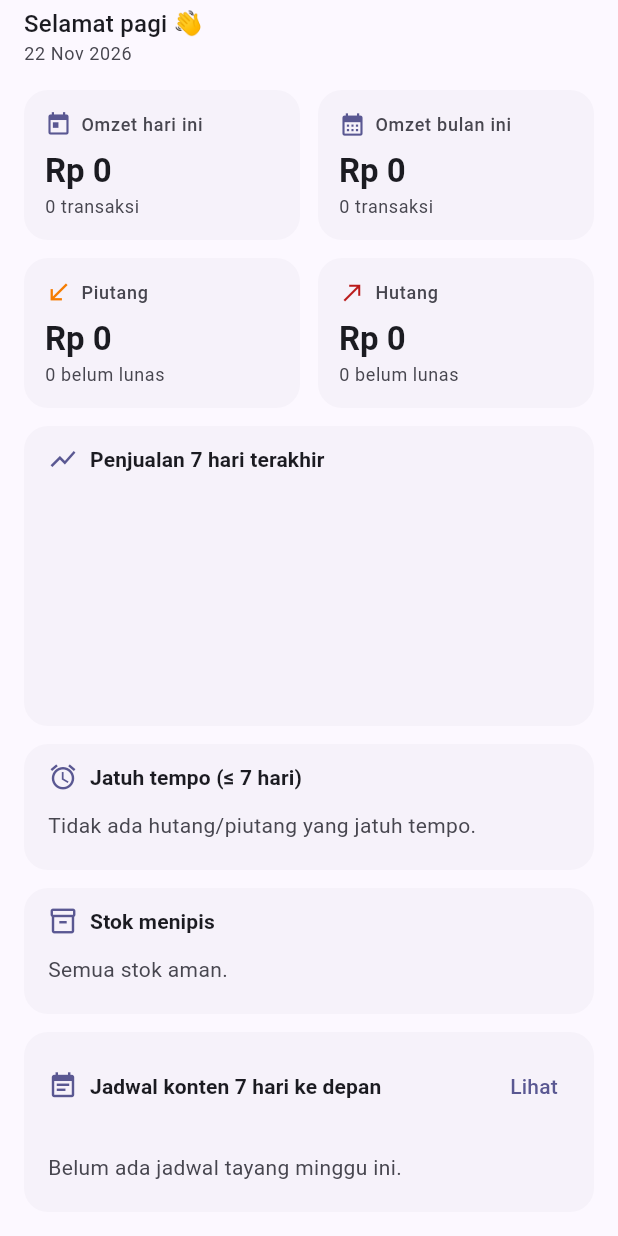
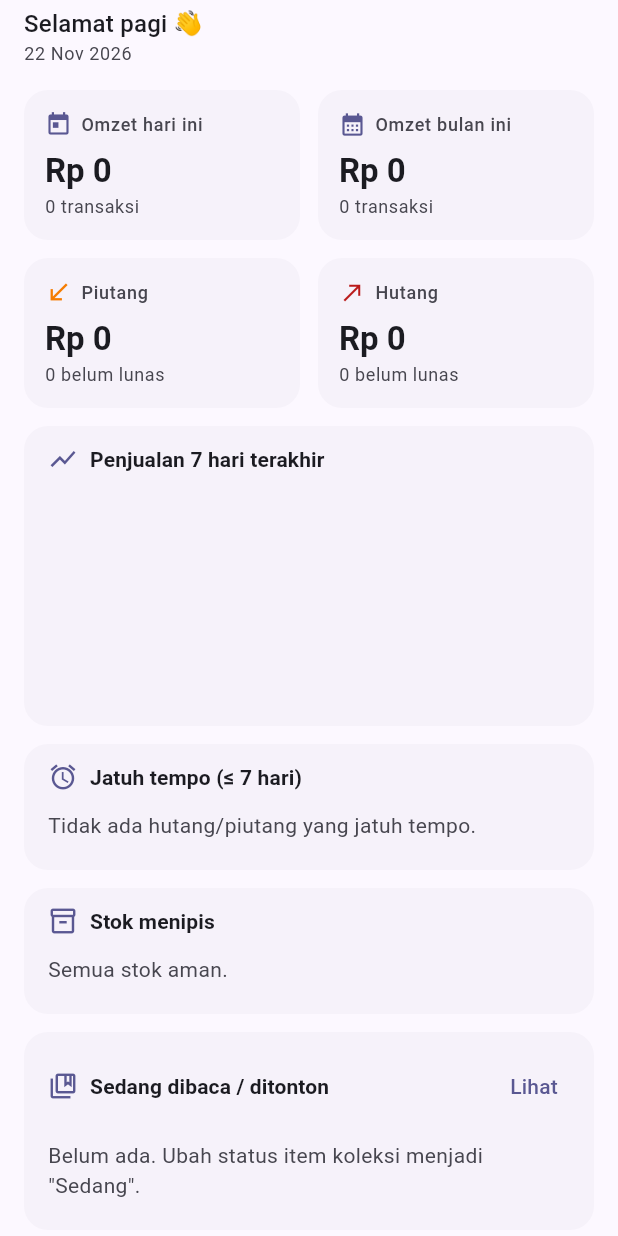
Before and after one commit to dutautama/Notifye, a Flutter app: the _DashboardBody widget shown alone on an empty page, opened directly with empty values, on a phone screen of 412 x 824 dp. Run offline on Flutter 3.47's test engine with Material 3 defaults, Android fonts, the phone set to English and light mode, and no system bars; our stand-ins replace cupertino_ui, drift, drift_flutter, file_picker, flutter_riverpod, flutter_secure_storage and 4 more; missing offline and left inert: mobile_scanner, print_bluetooth_thermal, receive_sharing_intent; accounts and stored records are empty; generated files the repository leaves out were written again; statements that could not run were skipped.

Commit message:
v1.3.0: Beranda ringkas (koleksi sedang berjalan, catatan terbaru) + dokumentasi
Co-Authored-By: Claude Opus 5.5 <noreply@anthropic.com>
Claude-Session: https://claude.ai/code/session_015GtFFYRHaxLVBRVhC4xtxg

```diff
--- a/lib/features/dashboard/dashboard_screen.dart
+++ b/lib/features/dashboard/dashboard_screen.dart
@@ -8,6 +8,8 @@ import '../../models/dashboard_summary.dart';
 import '../../providers/dashboard_provider.dart';
 import '../../services/whatsapp_service.dart';
 import '../../widgets/error_view.dart';
+import '../collection/collection_screen.dart';
+import '../notes/markdown_text.dart';
 import '../../widgets/mini_bar_chart.dart';
 import '../../widgets/section_card.dart';
 import '../../widgets/stat_card.dart';
@@ -164,6 +166,42 @@ class _DashboardBody extends StatelessWidget {
 
         // --- Konten -------------------------------------------------------
         SectionCard(
+          title: 'Sedang dibaca / ditonton',
+          icon: Icons.collections_bookmark_outlined,
+          trailing: TextButton(onPressed: () => context.go('/koleksi'), child: const Text('Lihat')),
+          child: s.inProgress.isEmpty
+              ? const EmptyHint('Belum ada. Ubah status item koleksi menjadi "Sedang".')
+              : Padding(
+                  padding: const EdgeInsets.symmetric(horizontal: 12),
+                  child: Column(children: [for (final w in s.inProgress) WatchlistItemCard(item: w, compact: true)]),
+                ),
+        ),
+        const SizedBox(height: 12),
+        SectionCard(
+          title: 'Catatan terbaru',
+          icon: Icons.sticky_note_2_outlined,
+          trailing: IconButton(
+            tooltip: 'Catatan baru',
+            icon: const Icon(Icons.add),
+            onPressed: () => context.push('/catatan/baru'),
+          ),
+          child: s.recentNotes.isEmpty
+              ? const EmptyHint('Belum ada catatan.')
+              : Column(children: [
+                  for (final n in s.recentNotes)
+                    ListTile(
+                      dense: true,
+                      leading: Icon(n.isPinned ? Icons.push_pin : Icons.notes, size: 20),
+                      title: Text(n.title.trim().isEmpty ? '(tanpa judul)' : n.title,
+                          maxLines: 1, overflow: TextOverflow.ellipsis),
+                      subtitle: Text(MarkdownText.preview(n.body, maxChars: 80),
+                          maxLines: 1, overflow: TextOverflow.ellipsis),
+                      onTap: () => context.push('/catatan/${n.id}'),
+                    ),
+                ]),
+        ),
+        const SizedBox(height: 12),
+        SectionCard(
           title: 'Jadwal konten 7 hari ke depan',
           icon: Icons.event_note,
           trailing: TextButton(onPressed: () => context.go('/konten'), child: const Text('Lihat')),
--- a/lib/models/dashboard_summary.dart
+++ b/lib/models/dashboard_summary.dart
@@ -19,6 +19,8 @@ class DashboardSummary {
     required this.lowStock,
     required this.upcomingSchedules,
     required this.contentStatusCounts,
+    this.recentNotes = const [],
+    this.inProgress = const [],
   });
 
   final DateTime today;
@@ -42,6 +44,10 @@ class DashboardSummary {
 
   /// {'ide': 3, 'produksi': 1, 'review': 0, 'publish': 5}
   final Map<String, int> contentStatusCounts;
+
+  /// Catatan terbaru (sematan dulu) & item koleksi yang sedang dibaca/ditonton.
+  final List<Note> recentNotes;
+  final List<WatchlistItem> inProgress;
 }
 
 class DailySales {
--- a/lib/providers/dashboard_provider.dart
+++ b/lib/providers/dashboard_provider.dart
@@ -10,6 +10,8 @@ final dashboardServiceProvider = Provider<DashboardService>(
     hutang: ref.watch(hutangRepositoryProvider),
     produk: ref.watch(produkRepositoryProvider),
     konten: ref.watch(kontenRepositoryProvider),
+    catatan: ref.watch(catatanRepositoryProvider),
+    koleksi: ref.watch(koleksiRepositoryProvider),
   ),
 );
 
--- a/lib/services/dashboard_service.dart
+++ b/lib/services/dashboard_service.dart
@@ -1,4 +1,6 @@
+import '../data/repositories/catatan_repository.dart';
 import '../data/repositories/hutang_repository.dart';
+import '../data/repositories/koleksi_repository.dart';
 import '../data/repositories/konten_repository.dart';
 import '../data/repositories/produk_repository.dart';
 import '../data/repositories/transaksi_repository.dart';
@@ -6,12 +8,21 @@ import '../models/dashboard_summary.dart';
 
 /// Menyusun data Beranda dari repository (tanpa akses database langsung).
 class DashboardService {
-  DashboardService({required this.transaksi, required this.hutang, required this.produk, required this.konten});
+  DashboardService({
+    required this.transaksi,
+    required this.hutang,
+    required this.produk,
+    required this.konten,
+    this.catatan,
+    this.koleksi,
+  });
 
   final TransaksiRepository transaksi;
   final HutangRepository hutang;
   final ProdukRepository produk;
   final KontenRepository konten;
+  final CatatanRepository? catatan;
+  final KoleksiRepository? koleksi;
 
   Future<DashboardSummary> load({DateTime? now}) async {
     final clock = now ?? DateTime.now();
@@ -42,6 +53,8 @@ class DashboardService {
       lowStock: lowStock,
       upcomingSchedules: schedules,
       contentStatusCounts: statusCounts,
+      recentNotes: await catatan?.recent() ?? const [],
+      inProgress: await koleksi?.inProgress() ?? const [],
     );
   }
 }
--- a/pubspec.yaml
+++ b/pubspec.yaml
@@ -3,7 +3,7 @@ description: "UsahaKonten — manajemen usaha jasa/digital & konten media sosial
 publish_to: 'none'
 
 # Format: <versi>+<build>. CI otomatis menimpa nomor build dengan run_number.
-version: 1.2.0+1
+version: 1.3.0+1
 
 environment:
   sdk: ^3.14.0
```
Also changed, not shown: 3 other files.
